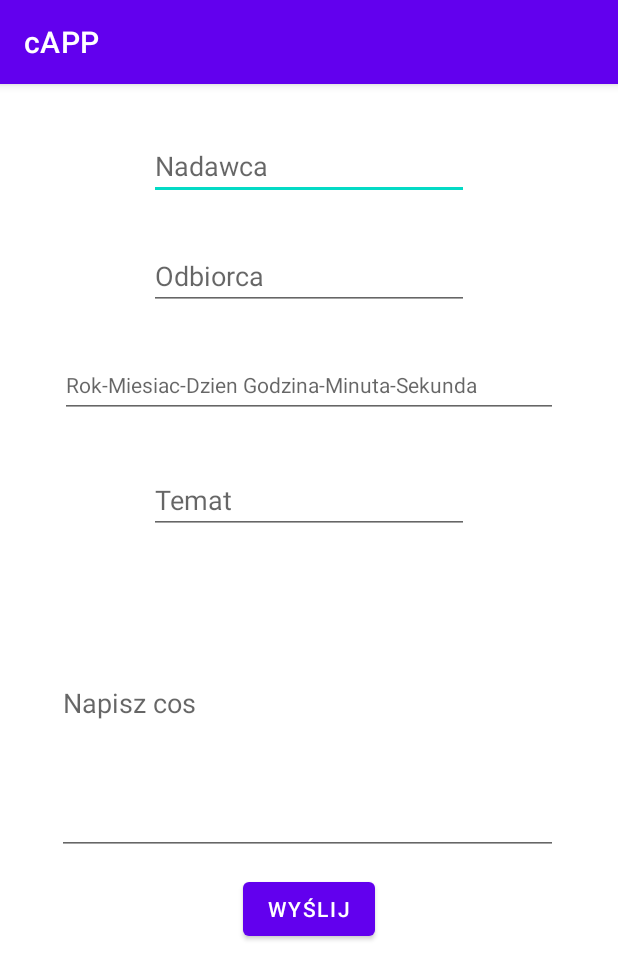
After one commit to ValadaRP/Pwsteprojekt1, an Android app: the NowaWiadomosc screen opened directly, with no data from a screen before it, on a phone screen of 412 x 824 dp. The commit adds this screen. Shown: the top 979 px of the screen. Run offline under Robolectric (Android 15) with nearby library versions, the phone set to English and light mode, and no system bars.

```diff
--- a/app/src/main/java/com/example/pwsteprojekt/Dokumenty2.java
+++ b/app/src/main/java/com/example/pwsteprojekt/Dokumenty2.java
@@ -13,6 +13,11 @@ import org.w3c.dom.Text;
 public class Dokumenty2 extends AppCompatActivity {
 
     private Button ciagnikNaczepaButton,naczepaButton;
+
+    public String getTyp2() {
+        return typ2;
+    }
+
     public String typ2;
 
     @Override
--- a/app/src/main/java/com/example/pwsteprojekt/Dokumenty3.java
+++ b/app/src/main/java/com/example/pwsteprojekt/Dokumenty3.java
@@ -15,6 +15,11 @@ public class Dokumenty3 extends AppCompatActivity {
 
     private EditText nrNaczepyEditText;
     private Button dalejButton2;
+
+    public String getNrRejNaczepy() {
+        return nrRejNaczepy;
+    }
+
     public String nrRejNaczepy;
 
 
@@ -34,6 +39,7 @@ public class Dokumenty3 extends AppCompatActivity {
                     Toast.makeText(Dokumenty3.this, "Nie podano nr rejestracyjnego naczepy", Toast.LENGTH_SHORT).show();
                 }
                 else{
+                    nrRejNaczepy = nrNaczepyEditText.getText().toString();
                     Intent intent = new Intent(Dokumenty3.this,Dokumenty4.class);
                     startActivity(intent);
                 }
--- /dev/null
+++ b/app/src/main/java/com/example/pwsteprojekt/NowaWiadomosc.java
@@ -0,0 +1,91 @@
+package com.example.pwsteprojekt;
+
+import androidx.annotation.RequiresApi;
+import androidx.appcompat.app.AppCompatActivity;
+import androidx.loader.content.AsyncTaskLoader;
+
+import android.content.Intent;
+import android.os.AsyncTask;
+import android.os.Build;
+import android.os.Bundle;
+import android.view.View;
+import android.widget.Button;
+import android.widget.EditText;
+import android.widget.Toast;
+
+import java.sql.Connection;
+import java.sql.Date;
+import java.sql.DriverManager;
+import java.sql.ResultSet;
+import java.sql.Statement;
+import java.time.LocalDateTime;
+
+public class NowaWiadomosc extends AppCompatActivity {
+
+    //NowaWiadomosc nowaWiadomosc = new NowaWiadomosc();
+    private Button wyslijWiad;
+    private EditText nadawcaNowa,odbiorcaNowa,dataNowa,tematNowa,trescNowa;
+    int id;
+
+//)
+    @Override
+    protected void onCreate(Bundle savedInstanceState) {
+        super.onCreate(savedInstanceState);
+        setContentView(R.layout.activity_nowa_wiadomosc);
+
+        wyslijWiad = findViewById(R.id.wyslijWiad);
+        nadawcaNowa = findViewById(R.id.nadawcaNowa);
+        odbiorcaNowa = findViewById(R.id.odbiorcaNowa);
+        dataNowa = findViewById(R.id.dataNowa);
+        tematNowa = findViewById(R.id.tematNowa);
+        trescNowa = findViewById(R.id.trescNowa);
+
+        wyslijWiad.setOnClickListener(new View.OnClickListener() {
+            @RequiresApi(api = Build.VERSION_CODES.O)
+            @Override
+            public void onClick(View view) {
+               new TaskWstaw().execute();
+            }
+        });
+
+
+
+    }
+    @RequiresApi(api = Build.VERSION_CODES.O)
+    class TaskWstaw extends AsyncTask<Void,Void,Void> {
+        String nadawca = nadawcaNowa.getText().toString();
+        String odbiorca = odbiorcaNowa.getText().toString();
+        String data = dataNowa.getText().toString();
+        //Date data1 = Date.valueOf(String.valueOf(LocalDateTime.now()));
+        String temat = tematNowa.getText().toString();
+        String tresc = trescNowa.getText().toString();
+        @Override
+        protected Void doInBackground(Void... voids) {
+            try {
+                Class.forName("com.mysql.jdbc.Driver");
+                Connection connection = DriverManager.getConnection("jdbc:mysql://mysql.mikr.us/db_j206","j206","0EF8_edee39");
+                Statement statement = connection.createStatement();
+                ResultSet resultSet = statement.executeQuery("INSERT INTO `wiadomosc`(`id`, `nadawca`, `odbiorca`, `data`, `temat`, `tresc`) VALUES ("+id+","+nadawca+","+odbiorca+","+data+","+temat+","+tresc+"");
+                resultSet.last();
+                id = resultSet.getInt("id")+1;
+                resultSet.moveToInsertRow();
+                    resultSet.updateInt("id",id);
+                    resultSet.updateString("nadawca",nadawca);
+                    resultSet.updateString("odbiorca",odbiorca);
+                    resultSet.updateString("data",data);
+                    resultSet.updateString("temat",temat);
+                    resultSet.updateString("tresc",tresc);
+                    resultSet.insertRow();
+
+            }catch (Exception e){
+               e.printStackTrace();
+            }
+            return null;
+        }
+        protected void onPostExecute(Void unused) {
+
+            Toast.makeText(NowaWiadomosc.this, "Jest okej", Toast.LENGTH_SHORT).show();
+            super.onPostExecute(unused);
+        }
+    }
+}
--- a/app/src/main/java/com/example/pwsteprojekt/Zlecenia.java
+++ b/app/src/main/java/com/example/pwsteprojekt/Zlecenia.java
@@ -20,6 +20,7 @@ public class Zlecenia extends AppCompatActivity {
     private ListView list;
     private ArrayAdapter<String> adapter;
     private ArrayList<String> zlecenia;
+    Dokumenty dokumenty = new Dokumenty();
 
     @Override
     protected void onCreate(Bundle savedInstanceState) {
--- a/app/src/main/java/com/example/pwsteprojekt/ZleceniaInfo.java
+++ b/app/src/main/java/com/example/pwsteprojekt/ZleceniaInfo.java
@@ -2,13 +2,18 @@ package com.example.pwsteprojekt;
 
 import androidx.appcompat.app.AppCompatActivity;
 
+import android.content.Intent;
 import android.os.Bundle;
+import android.widget.TextView;
 
 public class ZleceniaInfo extends AppCompatActivity {
+
 
     @Override
     protected void onCreate(Bundle savedInstanceState) {
         super.onCreate(savedInstanceState);
         setContentView(R.layout.activity_zlecenia_info);
+
+
     }
 }
--- /dev/null
+++ b/app/src/main/res/layout/activity_nowa_wiadomosc.xml
@@ -0,0 +1,84 @@
+<?xml version="1.0" encoding="utf-8"?>
+<androidx.constraintlayout.widget.ConstraintLayout xmlns:android="http://schemas.android.com/apk/res/android"
+    xmlns:app="http://schemas.android.com/apk/res-auto"
+    xmlns:tools="http://schemas.android.com/tools"
+    android:layout_width="match_parent"
+    android:layout_height="match_parent"
+    tools:context=".NowaWiadomosc">
+
+    <EditText
+        android:id="@+id/nadawcaNowa"
+        android:layout_width="wrap_content"
+        android:layout_height="wrap_content"
+        android:layout_marginTop="32dp"
+        android:ems="10"
+        android:hint="Nadawca"
+        android:inputType="textPersonName"
+        app:layout_constraintEnd_toEndOf="parent"
+        app:layout_constraintStart_toStartOf="parent"
+        app:layout_constraintTop_toTopOf="parent" />
+
+    <EditText
+        android:id="@+id/odbiorcaNowa"
+        android:layout_width="wrap_content"
+        android:layout_height="wrap_content"
+        android:layout_marginTop="28dp"
+        android:ems="10"
+        android:hint="Odbiorca"
+        android:inputType="textPersonName"
+        app:layout_constraintEnd_toEndOf="parent"
+        app:layout_constraintStart_toStartOf="parent"
+        app:layout_constraintTop_toBottomOf="@+id/nadawcaNowa" />
+
+    <EditText
+        android:id="@+id/dataNowa"
+        android:layout_width="332dp"
+        android:layout_height="44dp"
+        android:layout_marginTop="28dp"
+        android:ems="10"
+        android:hint="Rok-Miesiac-Dzien Godzina-Minuta-Sekunda"
+        android:inputType="textPersonName"
+        android:textSize="14sp"
+        app:layout_constraintEnd_toEndOf="parent"
+        app:layout_constraintHorizontal_bias="0.502"
+        app:layout_constraintStart_toStartOf="parent"
+        app:layout_constraintTop_toBottomOf="@+id/odbiorcaNowa" />
+
+    <EditText
+        android:id="@+id/tematNowa"
+        android:layout_width="wrap_content"
+        android:layout_height="wrap_content"
+        android:layout_marginTop="32dp"
+        android:ems="10"
+        android:hint="Temat"
+        android:inputType="textPersonName"
+        app:layout_constraintEnd_toEndOf="parent"
+        app:layout_constraintStart_toStartOf="parent"
+        app:layout_constraintTop_toBottomOf="@+id/dataNowa" />
+
+    <EditText
+        android:id="@+id/trescNowa"
+        android:layout_width="334dp"
+        android:layout_height="202dp"
+        android:layout_marginStart="38dp"
+        android:layout_marginTop="12dp"
+        android:layout_marginEnd="39dp"
+        android:ems="10"
+        android:hint="Napisz cos"
+        android:inputType="textPersonName"
+        app:layout_constraintEnd_toEndOf="parent"
+        app:layout_constraintHorizontal_bias="0.0"
+        app:layout_constraintStart_toStartOf="parent"
+        app:layout_constraintTop_toBottomOf="@+id/tematNowa" />
+
+    <Button
+        android:id="@+id/wyslijWiad"
+        android:layout_width="wrap_content"
+        android:layout_height="wrap_content"
+        android:layout_marginTop="12dp"
+        android:text="@string/but_wiadomosc_wyslij"
+        app:layout_constraintEnd_toEndOf="parent"
+        app:layout_constraintStart_toStartOf="parent"
+        app:layout_constraintTop_toBottomOf="@+id/trescNowa" />
+
+</androidx.constraintlayout.widget.ConstraintLayout>
--- a/app/src/main/res/values/strings.xml
+++ b/app/src/main/res/values/strings.xml
@@ -59,7 +59,7 @@
     <string name="utworzNoweZlecenie">Utworz nowe zlecenie</string>
     <string name="wiadOdebrane">Odebrane</string>
     <string name="wiadWyslane">Wyslane</string>
-
     <string name="trybJasny">Tryb jasny</string>
     <string name="nrPojazdu">Nr Pojazdu</string>
+    <string name="nowaWiadomosc">Utworz nową wiadomość</string>
 </resources>
```
Also changed, not shown: app/src/main/AndroidManifest.xml (+8 -4 lines), app/src/main/java/com/example/pwsteprojekt/Dokumenty4.java (+12 -0 lines), app/src/main/java/com/example/pwsteprojekt/DokumentyCN.java (+12 -0 lines), app/src/main/java/com/example/pwsteprojekt/WiadomosciMain.java (+9 -1 lines), app/src/main/java/com/example/pwsteprojekt/WiadomosciOdebrane.java (+36 -4 lines), app/src/main/java/com/example/pwsteprojekt/WiadomosciWyslij.java (+118 -9 lines), app/src/main/res/layout/activity_wiadomosci_main.xml (+12 -2 lines), app/src/main/res/layout/activity_wiadomosci_wyslij.xml (+4 -4 lines), app/src/main/res/layout/activity_zlecenia_info.xml (+57 -56 lines).
